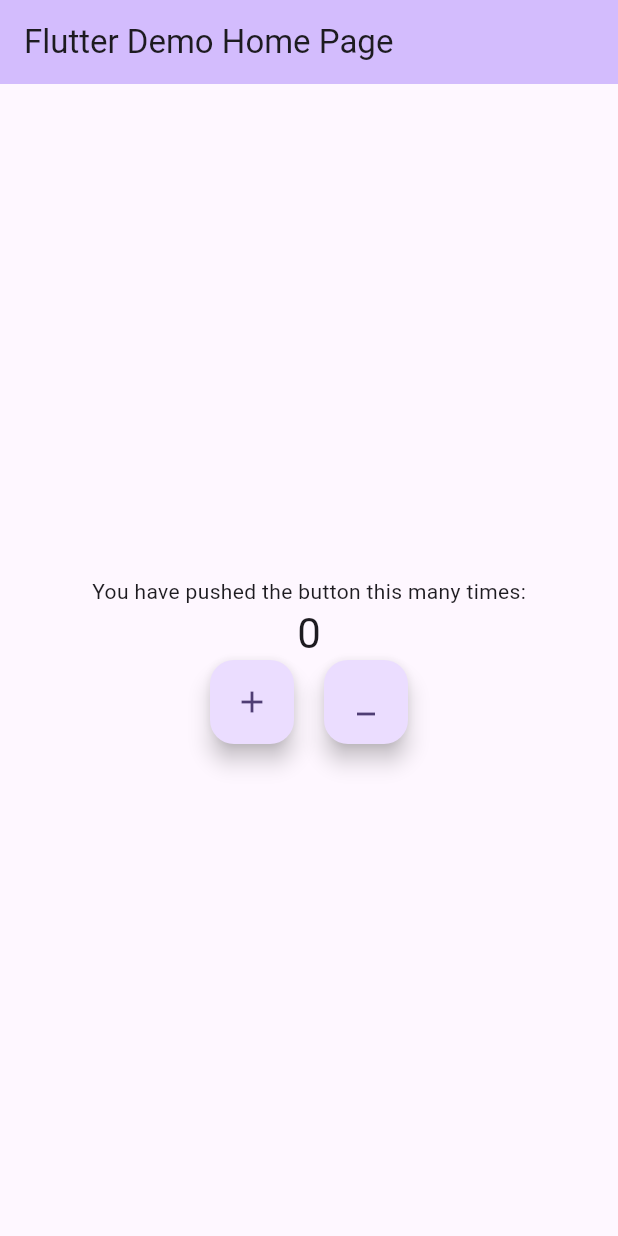
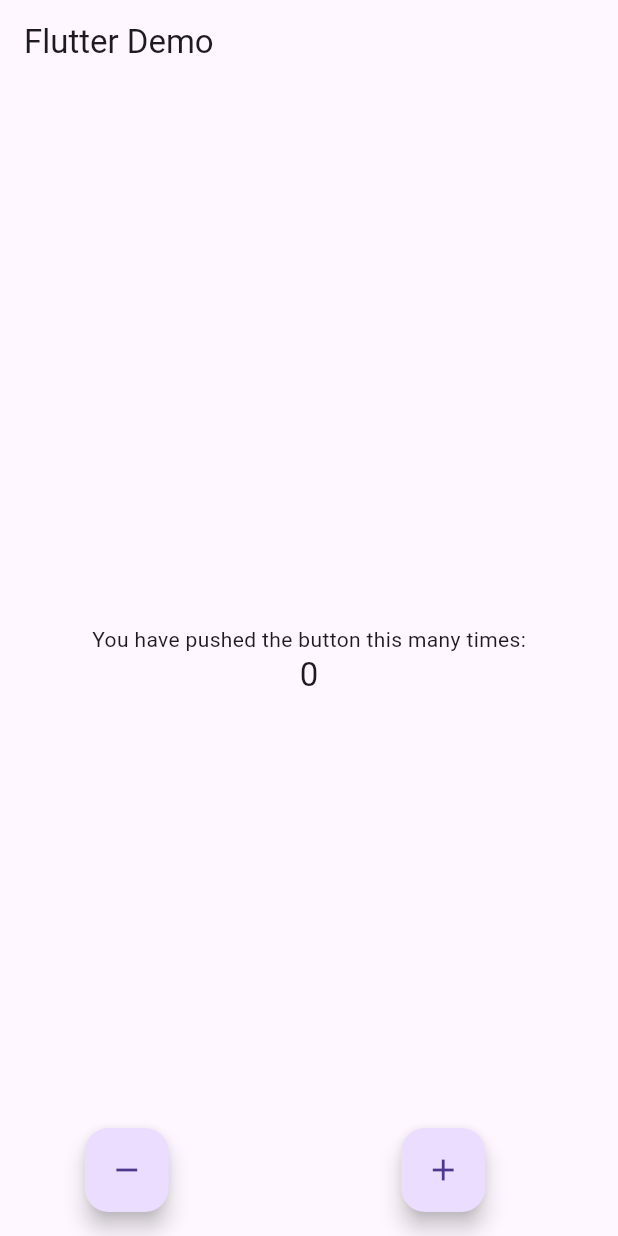
Before and after one commit to Ruhamayohannes/UGR-7382-14-LAB-Exercises, a Flutter app: the screen it shows after launch, on a phone screen of 412 x 824 dp. Run offline on Flutter 3.47's test engine with Material 3 defaults, Android fonts, the phone set to English and light mode, and no system bars; our stand-ins replace flutter_bloc.

Commit message:
edited version

```diff
--- a/provider_counter_exercise/lib/main.dart
+++ b/provider_counter_exercise/lib/main.dart
@@ -2,88 +2,79 @@ import 'package:flutter/material.dart';
 import 'package:provider/provider.dart';
 
 void main() {
-  runApp(
-    ChangeNotifierProvider(
-      create: (context) => Counter(),
-      child: const MyApp(),
-    ),
-  );
-}
-
-class Counter extends ChangeNotifier {
-  int count = 0;
-
-  void increment() {
-    count++;
-    notifyListeners();
-  }
-
-  void decrement() {
-    count--;
-    notifyListeners();
-  }
+  runApp(const MyApp());
 }
 
 class MyApp extends StatelessWidget {
-  const MyApp({super.key});
+  const MyApp({Key? key}) : super(key: key);
 
   @override
   Widget build(BuildContext context) {
     return MaterialApp(
       title: 'Flutter Demo',
-      theme: ThemeData(
-        colorScheme: ColorScheme.fromSeed(seedColor: Colors.deepPurple),
-        useMaterial3: true,
+      home: ChangeNotifierProvider(
+        create: (_) => CounterProvider(),
+        child: const MyHomePage(title: 'Flutter Demo '),
       ),
-      home: const MyHomePage(title: 'Flutter Demo Home Page'),
     );
   }
 }
 
+class CounterProvider extends ChangeNotifier {
+  int _count = 0;
+
+  int get count => _count;
+
+  void increment() {
+    _count++;
+    notifyListeners();
+  }
+
+  void decrement() {
+    _count--;
+    notifyListeners();
+  }
+}
+
 class MyHomePage extends StatelessWidget {
+  const MyHomePage({Key? key, required this.title}) : super(key: key);
+
   final String title;
-
-  const MyHomePage({super.key, required this.title});
 
   @override
   Widget build(BuildContext context) {
     return Scaffold(
       appBar: AppBar(
-        backgroundColor: Theme.of(context).colorScheme.inversePrimary,
         title: Text(title),
       ),
       body: Center(
         child: Column(
           mainAxisAlignment: MainAxisAlignment.center,
           children: <Widget>[
-            const Text(
-              'You have pushed the button this many times:',
+            const Text('You have pushed the button this many times:'),
+            Consumer<CounterProvider>(
+              builder: (context, counterProvider, child) => Text(
+                '${counterProvider.count}',
+                style: Theme.of(context).textTheme.headline6,
+              ),
             ),
-            Consumer<Counter>(
-              builder: (context, count, child) {
-                return Text(
-                  '${count.count}',
-                  style: Theme.of(context).textTheme.headlineMedium,
-                );
-              },
+          ],
+        ),
+      ),
+      floatingActionButton: Consumer<CounterProvider>(
+        builder: (context, counterProvider, child) => Row(
+          mainAxisAlignment: MainAxisAlignment.spaceEvenly,
+          children: [
+            FloatingActionButton(
+              onPressed: () => counterProvider.decrement(),
+              tooltip: 'Decrement',
+              child: const Icon(Icons.remove),
             ),
-            Row(
-              mainAxisAlignment: MainAxisAlignment.center,
-              children: [
-                FloatingActionButton(
-                  onPressed:
-                      Provider.of<Counter>(context, listen: false).increment,
-                  tooltip: 'Increment',
-                  child: const Icon(Icons.add),
-                ),
-                const SizedBox(width: 20),
-                FloatingActionButton(
-                  onPressed:
-                      Provider.of<Counter>(context, listen: false).decrement,
-                  tooltip: 'Decrement',
-                  child: const Icon(Icons.minimize),
-                ),
-              ],
+            SizedBox(width: 10),
+            FloatingActionButton(
+              onPressed: () => counterProvider.increment(),
+              tooltip: 'Increment',
+              child: const Icon(Icons.add),
             ),
           ],
         ),
```
